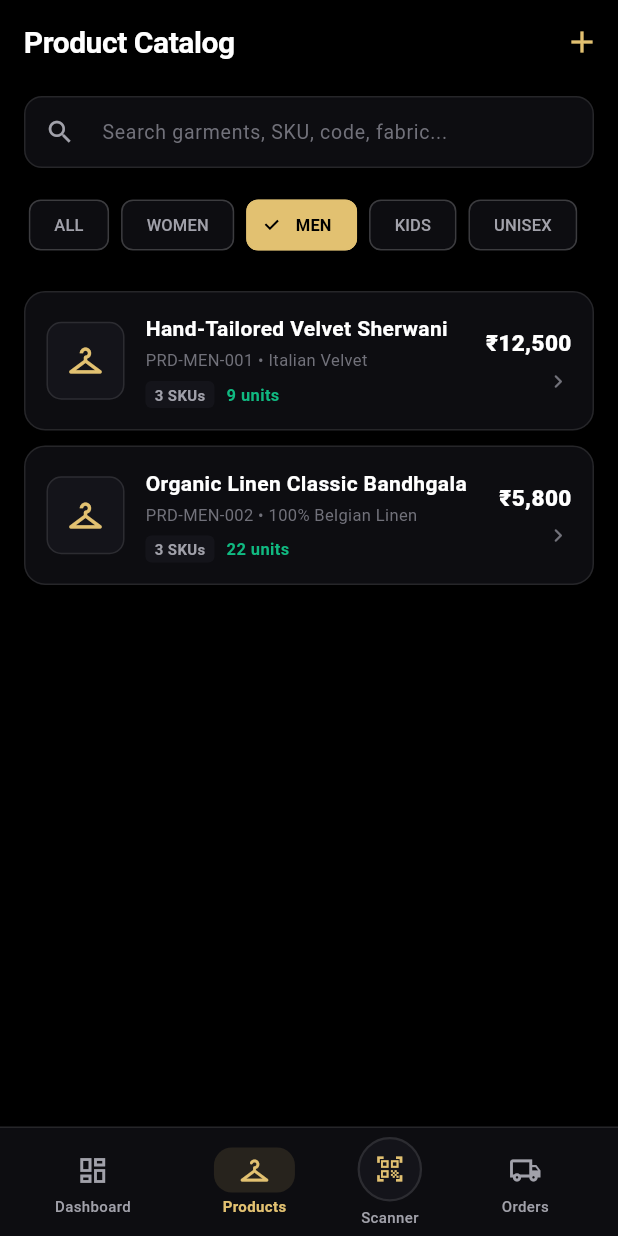
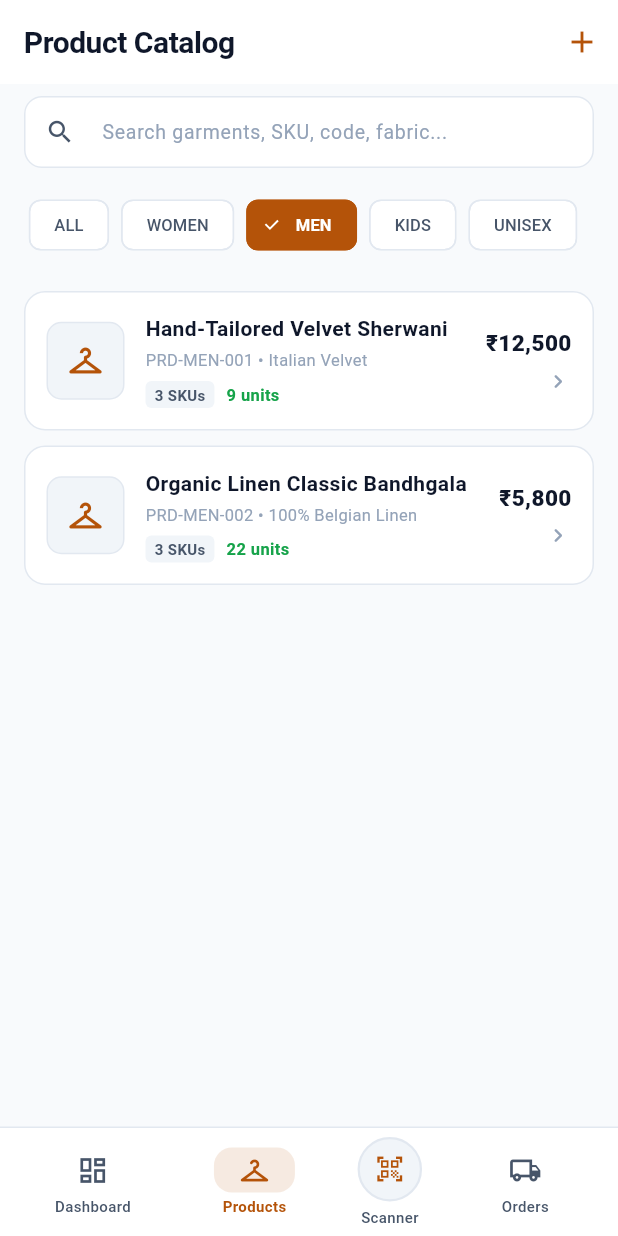
Before and after one commit to DomsGlobal9/Scaleezy-Mobile, a Flutter app: the screen it shows after launch, after a tap on "Inventory Value", after a tap on "WOMEN", after a tap on "MEN", on a phone screen of 412 x 824 dp. Run offline on Flutter 3.47's test engine with Material 3 defaults, Android fonts, the phone set to English and light mode, and no system bars.

Commit message:
feat: switch to pure light mode theme across all screens

```diff
--- a/lib/main.dart
+++ b/lib/main.dart
@@ -6,13 +6,13 @@ import 'screens/main_navigation_screen.dart';
 void main() {
   WidgetsFlutterBinding.ensureInitialized();
 
-  // Set system UI overlay style for dark boutique aesthetic
+  // Set system UI overlay style for clean light aesthetic
   SystemChrome.setSystemUIOverlayStyle(
     const SystemUiOverlayStyle(
       statusBarColor: Colors.transparent,
-      statusBarIconBrightness: Brightness.light,
+      statusBarIconBrightness: Brightness.dark,
       systemNavigationBarColor: AppColors.bgCard,
-      systemNavigationBarIconBrightness: Brightness.light,
+      systemNavigationBarIconBrightness: Brightness.dark,
     ),
   );
 
@@ -27,7 +27,7 @@ class ScaleezyApp extends StatelessWidget {
     return MaterialApp(
       title: 'ScaleEzy Inventory',
       debugShowCheckedModeBanner: false,
-      theme: AppTheme.darkTheme,
+      theme: AppTheme.lightTheme,
       home: const MainNavigationScreen(),
     );
   }
--- a/lib/screens/main_navigation_screen.dart
+++ b/lib/screens/main_navigation_screen.dart
@@ -120,7 +120,7 @@ class _MainNavigationScreenState extends State<MainNavigationScreen> {
               ),
               child: Icon(
                 isSelected ? selectedIcon : icon,
-                color: isSelected ? Colors.black : AppColors.accentGold,
+                color: isSelected ? Colors.white : AppColors.accentGold,
                 size: 20,
               ),
             ),
--- a/lib/screens/orders_screen.dart
+++ b/lib/screens/orders_screen.dart
@@ -74,7 +74,7 @@ class _OrdersScreenState extends State<OrdersScreen> {
                     selectedColor: AppColors.accentGold,
                     backgroundColor: AppColors.bgCard,
                     labelStyle: TextStyle(
-                      color: isSelected ? Colors.black : AppColors.textSecondary,
+                      color: isSelected ? Colors.white : AppColors.textSecondary,
                       fontWeight: isSelected ? FontWeight.w700 : FontWeight.w500,
                       fontSize: 11,
                     ),
--- a/lib/screens/products_screen.dart
+++ b/lib/screens/products_screen.dart
@@ -340,11 +340,11 @@ class _ProductsScreenState extends State<ProductsScreen> {
                     labelStyle: TextStyle(
                       fontSize: 11,
                       fontWeight: isSelected ? FontWeight.w700 : FontWeight.w500,
-                      color: isSelected ? Colors.black : AppColors.textSecondary,
+                      color: isSelected ? Colors.white : AppColors.textSecondary,
                     ),
                     backgroundColor: AppColors.bgCard,
                     selectedColor: AppColors.accentGold,
-                    checkmarkColor: Colors.black,
+                    checkmarkColor: Colors.white,
                     shape: RoundedRectangleBorder(
                       borderRadius: BorderRadius.circular(8),
                       side: BorderSide(
--- a/lib/screens/scanner_screen.dart
+++ b/lib/screens/scanner_screen.dart
@@ -154,7 +154,7 @@ class _ScannerScreenState extends State<ScannerScreen> with SingleTickerProvider
                             SizedBox(width: 8),
                             Text(
                               'Align 50x25mm garment tag in box',
-                              style: TextStyle(fontSize: 11, color: AppColors.textPrimary),
+                              style: TextStyle(fontSize: 11, color: Colors.white),
                             ),
                           ],
                         ),
@@ -294,7 +294,7 @@ class _ScannerScreenState extends State<ScannerScreen> with SingleTickerProvider
                           label: const Text('Stock In'),
                           style: ElevatedButton.styleFrom(
                             backgroundColor: AppColors.accentSuccess,
-                            foregroundColor: Colors.black,
+                            foregroundColor: Colors.white,
                             padding: const EdgeInsets.symmetric(vertical: 14),
                             shape: RoundedRectangleBorder(borderRadius: BorderRadius.circular(10)),
                           ),
--- a/lib/theme/app_theme.dart
+++ b/lib/theme/app_theme.dart
@@ -1,47 +1,47 @@
 import 'package:flutter/material.dart';
 
 class AppColors {
-  // Deep luxury dark palette inspired by ScaleEzy Web
-  static const Color bgDark = Color(0xFF000000);
-  static const Color bgCard = Color(0xFF0D0D11);
-  static const Color bgSurface = Color(0xFF14141A);
-  static const Color bgInput = Color(0xFF1A1A22);
-  static const Color bgHover = Color(0xFF22222D);
+  // Clean, premium light mode palette for ScaleEzy
+  static const Color bgDark = Color(0xFFF8FAFC); // Main light background (slate 50)
+  static const Color bgCard = Color(0xFFFFFFFF); // Pure white cards & navigation
+  static const Color bgSurface = Color(0xFFF1F5F9); // Light surface / chips / badges (slate 100)
+  static const Color bgInput = Color(0xFFF8FAFC); // Form inputs
+  static const Color bgHover = Color(0xFFE2E8F0); // Hover/press states
 
   // Borders
-  static const Color borderLight = Color(0x1AFFFFFF); // rgba(255, 255, 255, 0.1)
-  static const Color borderFocus = Color(0x33FFFFFF); // rgba(255, 255, 255, 0.2)
+  static const Color borderLight = Color(0xFFE2E8F0); // Subtle clean border
+  static const Color borderFocus = Color(0xFFCBD5E1);
 
   // Typography
-  static const Color textPrimary = Color(0xFFFFFFFF);
-  static const Color textSecondary = Color(0xFFA1A1AA);
-  static const Color textMuted = Color(0xFF71717A);
+  static const Color textPrimary = Color(0xFF0F172A); // Deep slate 900 for high readability
+  static const Color textSecondary = Color(0xFF475569); // Slate 600
+  static const Color textMuted = Color(0xFF94A3B8); // Slate 400
 
   // Boutique Accent Colors
-  static const Color accentGold = Color(0xFFE2C171);
-  static const Color accentGoldHover = Color(0xFFFCD34D);
-  static const Color accentDanger = Color(0xFFEF4444);
-  static const Color accentSuccess = Color(0xFF10B981);
-  static const Color accentBlue = Color(0xFF3B82F6);
-  static const Color accentWarning = Color(0xFFF59E0B);
-  static const Color accentPurple = Color(0xFFA855F7);
+  static const Color accentGold = Color(0xFFB45309); // Rich amber/gold, high contrast on light bg
+  static const Color accentGoldHover = Color(0xFF92400E);
+  static const Color accentDanger = Color(0xFFDC2626);
+  static const Color accentSuccess = Color(0xFF16A34A);
+  static const Color accentBlue = Color(0xFF2563EB);
+  static const Color accentWarning = Color(0xFFD97706);
+  static const Color accentPurple = Color(0xFF7C3AED);
 }
 
 class AppTheme {
-  static ThemeData get darkTheme {
+  static ThemeData get lightTheme {
     return ThemeData(
-      brightness: Brightness.dark,
+      brightness: Brightness.light,
       scaffoldBackgroundColor: AppColors.bgDark,
       primaryColor: AppColors.accentGold,
-      fontFamily: 'Roboto', // Default clean font
-      colorScheme: const ColorScheme.dark(
+      fontFamily: 'Roboto',
+      colorScheme: const ColorScheme.light(
         primary: AppColors.accentGold,
         secondary: AppColors.accentBlue,
         surface: AppColors.bgCard,
         error: AppColors.accentDanger,
       ),
       appBarTheme: const AppBarTheme(
-        backgroundColor: AppColors.bgDark,
+        backgroundColor: AppColors.bgCard,
         elevation: 0,
         centerTitle: false,
         titleTextStyle: TextStyle(
@@ -62,7 +62,7 @@ class AppTheme {
       ),
       navigationBarTheme: NavigationBarThemeData(
         backgroundColor: AppColors.bgCard,
-        indicatorColor: AppColors.accentGold.withValues(alpha: 0.15),
+        indicatorColor: AppColors.accentGold.withValues(alpha: 0.12),
         labelTextStyle: WidgetStateProperty.resolveWith((states) {
           if (states.contains(WidgetState.selected)) {
             return const TextStyle(
--- a/lib/widgets/stock_movement_dialog.dart
+++ b/lib/widgets/stock_movement_dialog.dart
@@ -230,7 +230,7 @@ class _StockMovementDialogState extends State<StockMovementDialog> {
                 child: DropdownButton<String>(
                   value: _selectedReason,
                   isExpanded: true,
-                  dropdownColor: AppColors.bgSurface,
+                  dropdownColor: AppColors.bgCard,
                   style: const TextStyle(color: AppColors.textPrimary, fontSize: 13),
                   items: reasons.map((r) {
                     return DropdownMenuItem(
@@ -270,7 +270,7 @@ class _StockMovementDialogState extends State<StockMovementDialog> {
                     },
                     style: ElevatedButton.styleFrom(
                       backgroundColor: primaryColor,
-                      foregroundColor: Colors.black,
+                      foregroundColor: Colors.white,
                       padding: const EdgeInsets.symmetric(vertical: 12),
                       shape: RoundedRectangleBorder(borderRadius: BorderRadius.circular(8)),
                     ),
```
